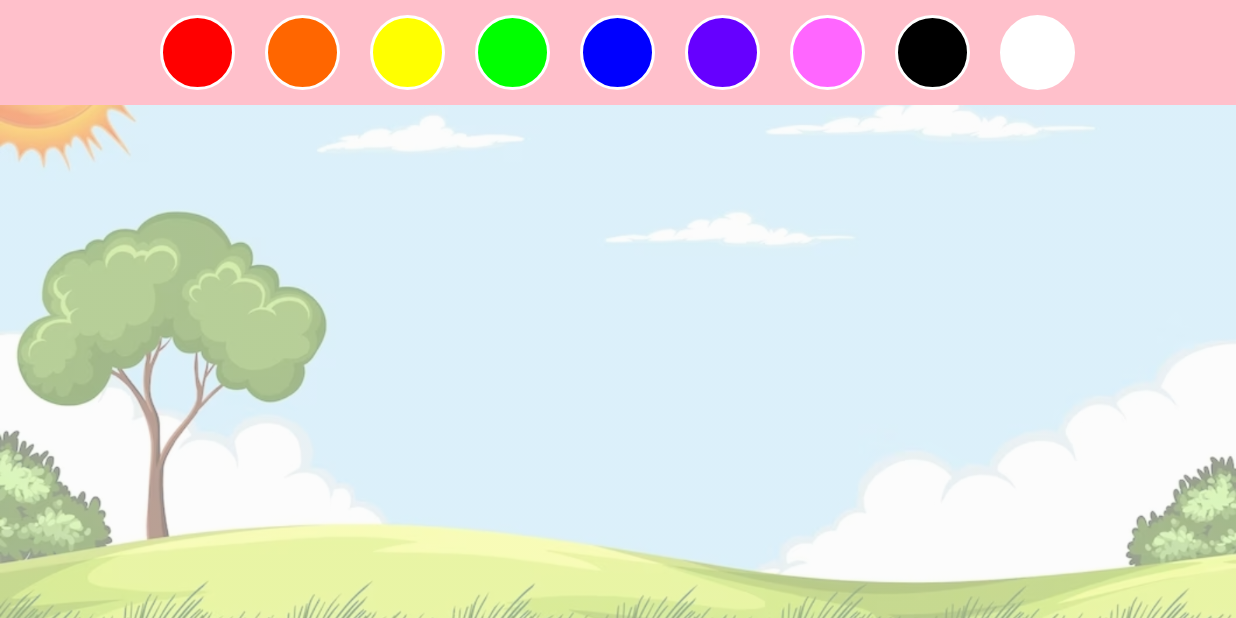
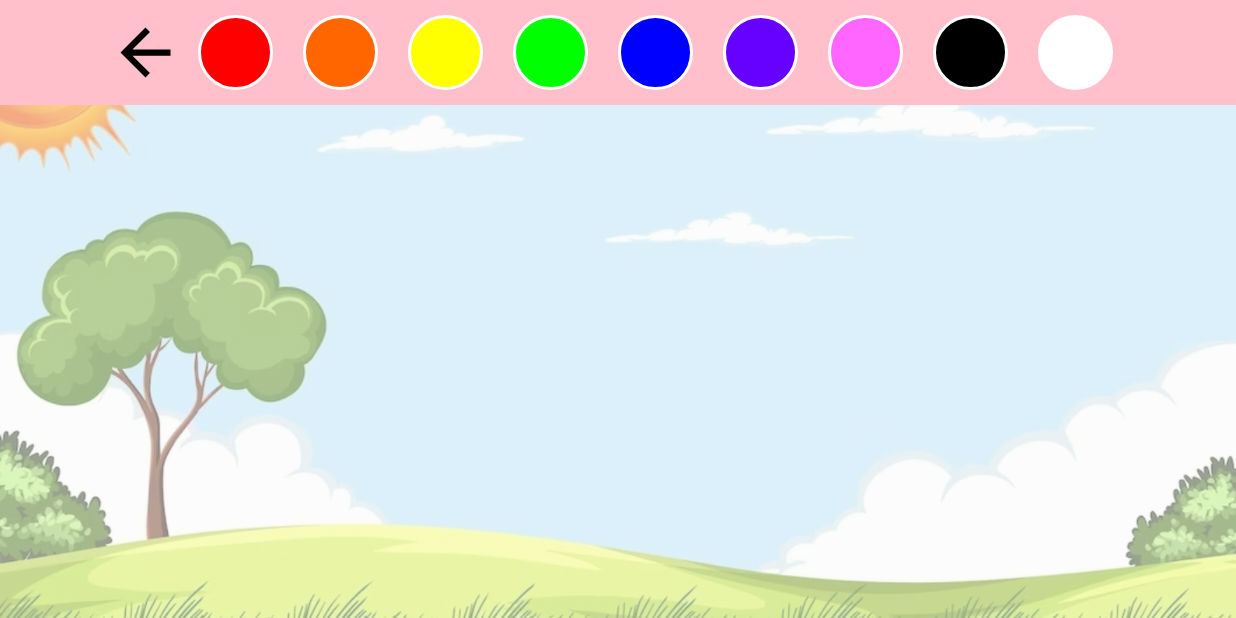
Before and after one commit to CodeGeoX/ProyectoCuentaCuentos, an Android app: the PaintActivity screen opened directly, with no data from a screen before it, on a phone screen of 824 x 412 dp (held sideways). Run offline under Robolectric (Android 15) with nearby library versions, the phone set to English and light mode, and no system bars.

Commit message:
Commit final con ajustes

```diff
--- a/app/src/main/java/com/example/cuentacuentos/PaintActivity.kt
+++ b/app/src/main/java/com/example/cuentacuentos/PaintActivity.kt
@@ -1,12 +1,14 @@
 package com.example.cuentacuentos
 
 import android.content.Context
+import android.content.Intent
 import android.graphics.Color
 import android.graphics.Paint
 import android.graphics.Path
 import androidx.appcompat.app.AppCompatActivity
 import android.os.Bundle
 import android.widget.ImageButton
+import android.widget.ImageView
 import androidx.core.content.ContextCompat
 import com.example.cuentacuentos.PaintView.Companion.colorList
 import com.example.cuentacuentos.PaintView.Companion.currentBrush
@@ -40,7 +42,11 @@ class PaintActivity : AppCompatActivity() {
         val pinkBtn = findViewById<ImageButton>(R.id.pinkColor)
         val purpleBtn = findViewById<ImageButton>(R.id.purpleColor)
         val eraser = findViewById<ImageButton>(R.id.eraser)
-
+        val backBtn = findViewById<ImageView>(R.id.back)
+        backBtn.setOnClickListener {
+            val intent = Intent(this, JuegosActivity::class.java)
+            startActivity(intent)
+        }
         redBtn.setOnClickListener {
             paintBrush.color = Color.RED
             currentColor(paintBrush.color)
--- a/app/src/main/res/layout/paintlayout.xml
+++ b/app/src/main/res/layout/paintlayout.xml
@@ -13,6 +13,17 @@
         android:background="@color/colorRosaSuave"
         android:gravity="center"
         android:orientation="horizontal">
+
+        <ImageView
+            android:id="@+id/back"
+            android:layout_width="50dp"
+            android:layout_height="50dp"
+
+            app:layout_constraintBottom_toBottomOf="parent"
+            app:layout_constraintEnd_toStartOf="@+id/imageserpiente"
+            app:layout_constraintStart_toStartOf="parent"
+            app:layout_constraintTop_toBottomOf="@+id/textView"
+            app:srcCompat="@drawable/flecha" />
 
         <ImageButton
             android:id="@+id/redColor"
@@ -76,6 +87,7 @@
             android:layout_height="50dp"
             android:layout_margin="10dp"
             android:background="@drawable/white_background"/>
+
     </LinearLayout>
 
     <RelativeLayout
```
